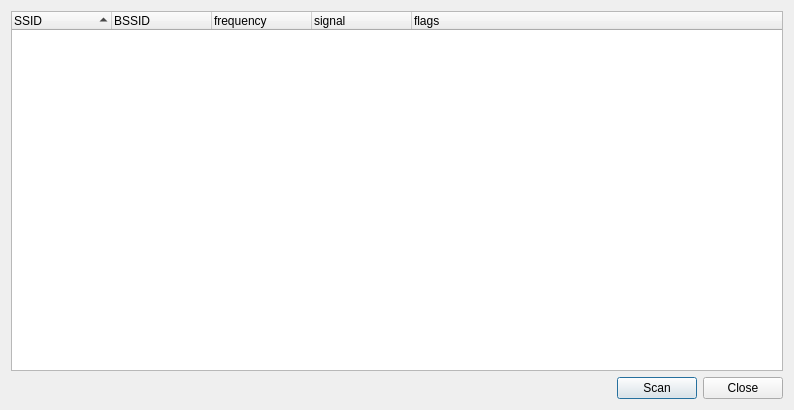
The window that wpa_supplicant/wpa_gui-qt4/scanresults.ui (furtherLee/wpa_supplicant_demo) describes before a commit, drawn with Qt 5.
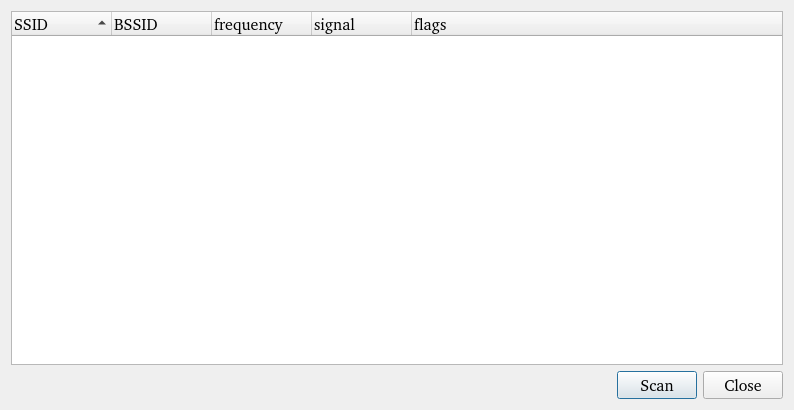
The same window after the commit.

Commit message: larger font in scanresults

What changed in the file:
```diff
--- a/wpa_supplicant/wpa_gui-qt4/scanresults.ui
+++ b/wpa_supplicant/wpa_gui-qt4/scanresults.ui
@@ -16,6 +16,12 @@
   <layout class="QVBoxLayout">
    <item>
     <widget class="QTreeWidget" name="scanResultsWidget">
+     <property name="font">
+      <font>
+       <family>Bitstream Charter</family>
+       <pointsize>12</pointsize>
+      </font>
+     </property>
      <property name="editTriggers">
       <set>QAbstractItemView::NoEditTriggers</set>
      </property>
@@ -72,6 +78,12 @@
      </item>
      <item>
       <widget class="QPushButton" name="scanButton">
+       <property name="font">
+        <font>
+         <family>Bitstream Charter</family>
+         <pointsize>12</pointsize>
+        </font>
+       </property>
        <property name="text">
         <string>Scan</string>
        </property>
@@ -79,6 +91,12 @@
      </item>
      <item>
       <widget class="QPushButton" name="closeButton">
+       <property name="font">
+        <font>
+         <family>Bitstream Charter</family>
+         <pointsize>12</pointsize>
+        </font>
+       </property>
        <property name="text">
         <string>Close</string>
        </property>
```
